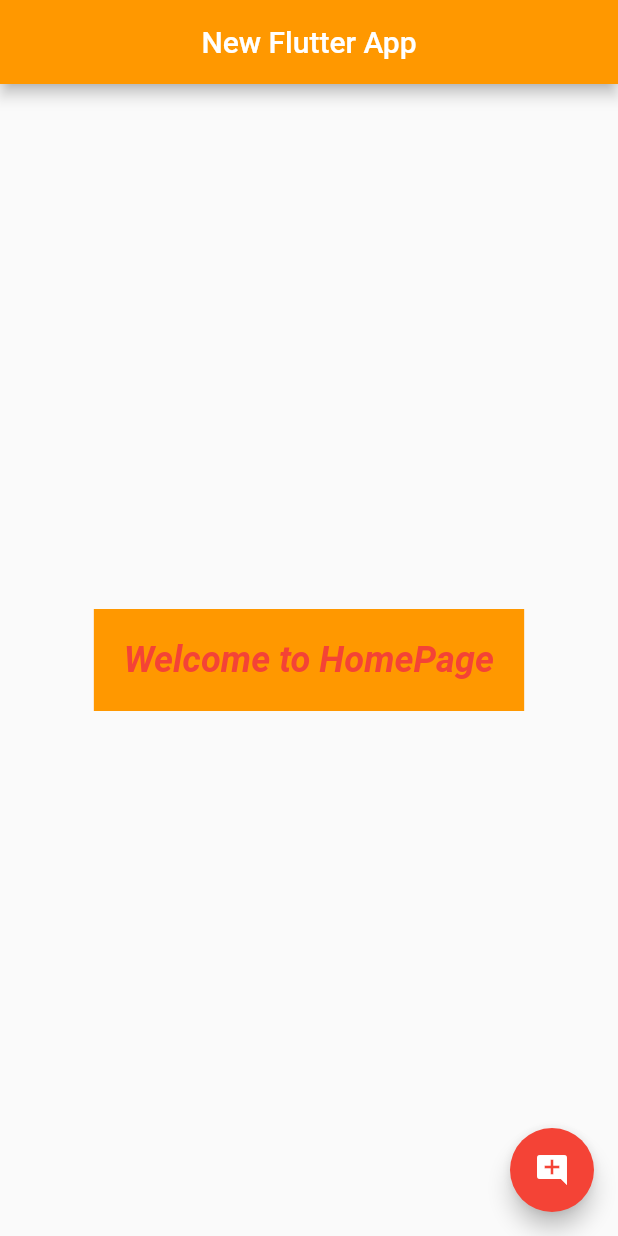
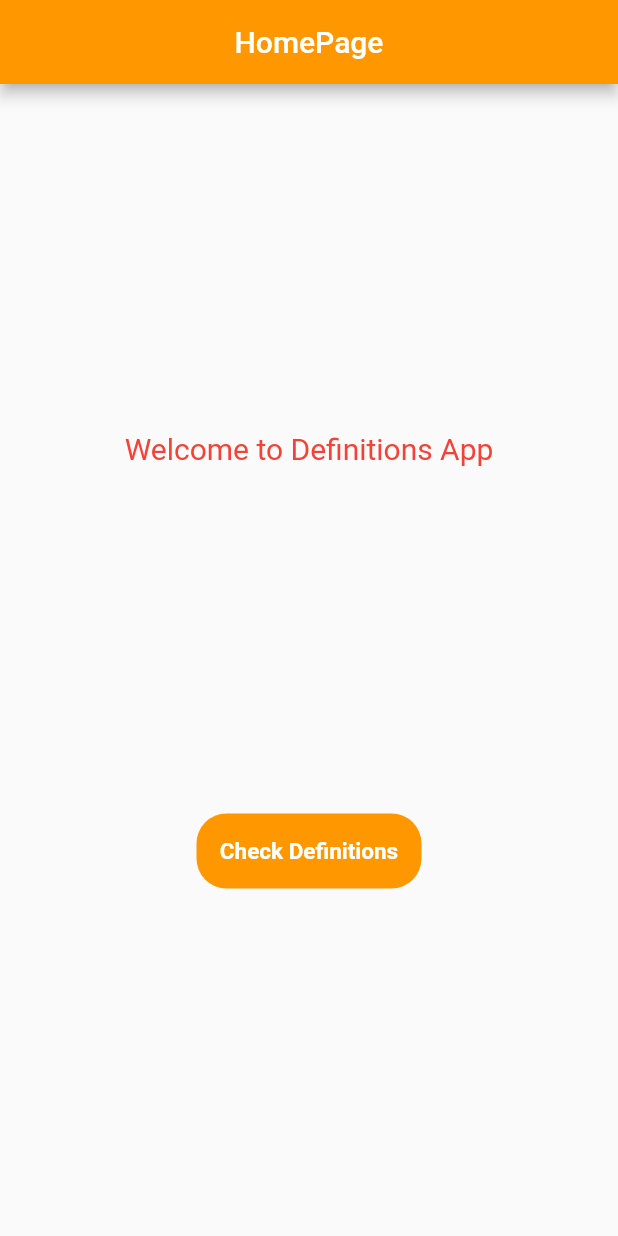
Before and after one commit to dhanshrip-cuelogic/test_flutter_app, a Flutter app: the screen it shows after launch, on a phone screen of 412 x 824 dp. Run offline on Flutter 3.47's test engine with Material 2 defaults, Android fonts, the phone set to English and light mode, and no system bars.

Commit message:
updated with navigation.

```diff
--- a/lib/HomePage.dart
+++ b/lib/HomePage.dart
@@ -1,4 +1,5 @@
 import 'package:flutter/material.dart';
+import 'package:testflutterapp/Definitions.dart';
 
 class HomePage extends StatefulWidget {
   @override
@@ -10,38 +11,47 @@ class _HomePageState extends State<HomePage> {
   Widget build(BuildContext context) {
     return Scaffold(
         appBar: AppBar(
-        title: Center(
-          child: Text(
-            'New Flutter App',
+          title: Text(
+            'HomePage',
             style: TextStyle(
               color: Colors.white,
             ),
           ),
+          centerTitle: true,
+        ),
+        body: Center(
+          child: Column(
+            mainAxisAlignment: MainAxisAlignment.spaceEvenly,
+            children: <Widget>[
+              Text(
+                'Welcome to Definitions App',
+                style: TextStyle(
+                  color: Colors.red,
+                  fontSize: 20.0,
                 ),
               ),
-      body: Center(
+              GestureDetector(
                 child: Container(
-          color: Colors.orange,
-          padding: EdgeInsets.all(20.0),
+                  height: 50.0,
+                  width: 150.0,
+                  child: Center(
                     child: Text(
-            'Welcome to HomePage',
+                      'Check Definitions',
                       style: TextStyle(
-              color: Colors.red,
+                        fontSize: 15.0,
                         fontWeight: FontWeight.bold,
-              fontStyle: FontStyle.italic,
-              fontSize: 12.0,
-            ),
-            overflow: TextOverflow.clip,
-            textScaleFactor: 2.0,
-            softWrap: false,
+                        color: Colors.white,
                       ),
                     ),
                   ),
-      floatingActionButton: FloatingActionButton(
-        backgroundColor: Colors.red,
-        foregroundColor: Colors.white,
-        child: Icon(Icons.add_comment),
+                  decoration: BoxDecoration(
+                    color: Colors.orange,
+                    borderRadius: BorderRadius.circular(20.0),
                   ),
-    );
+                ),
+              ),
+            ],
+          ),
+        ));
   }
 }
--- a/lib/main.dart
+++ b/lib/main.dart
@@ -1,4 +1,6 @@
 import 'package:flutter/material.dart';
+import 'package:testflutterapp/Definitions.dart';
+import 'Definitions.dart';
 import 'HomePage.dart';
 
 void main() {
```
Also changed, not shown: lib/Definitions.dart (added, +158 -0 lines). Lines whose indentation alone changed are shown as unchanged.
